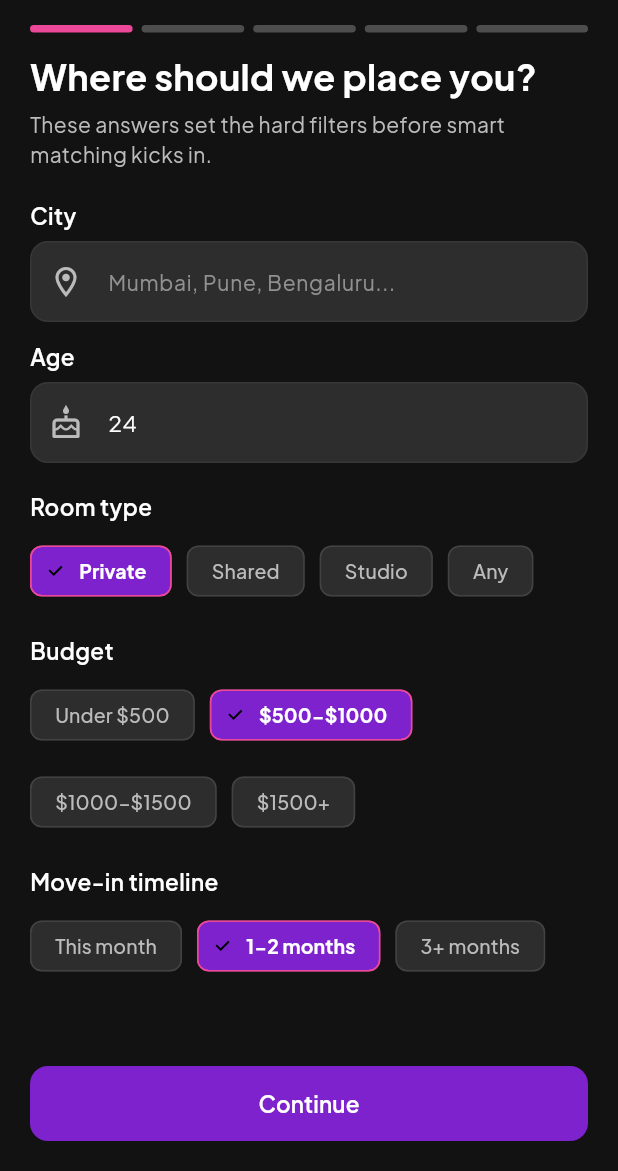
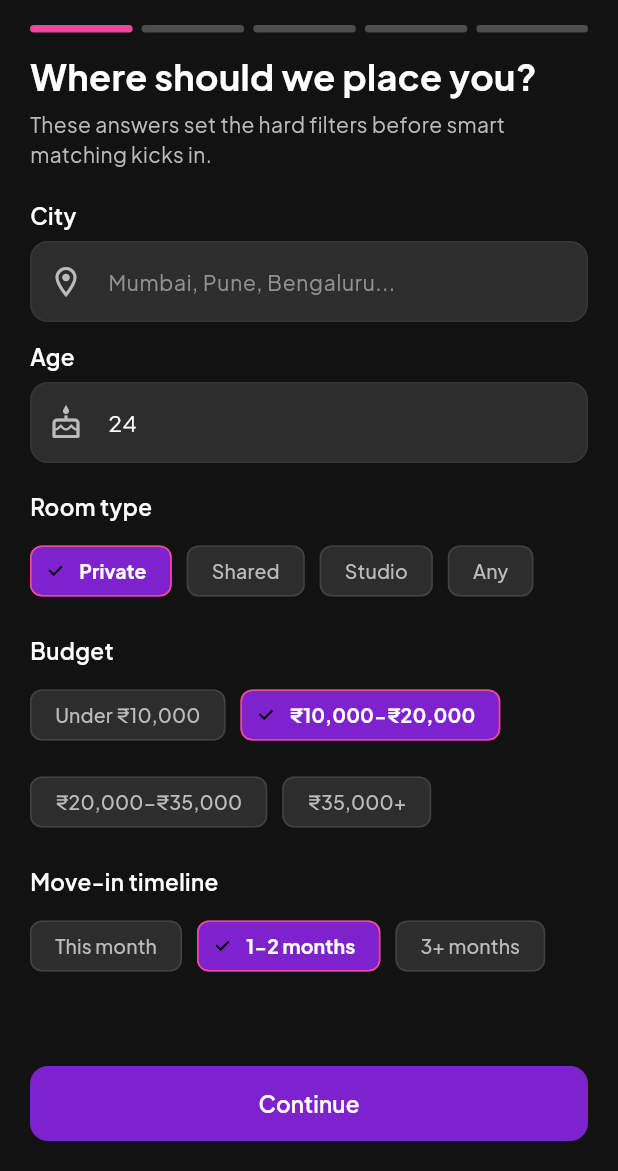
Before and after one commit to sivajeetsabdakar/Flinder, a Flutter app: the ProfileCompletionScreen screen opened by its route, on a phone screen of 412 x 824 dp, the part 65-1236 px from its top. Run offline on Flutter 3.47's test engine with Material 3 defaults, Android fonts, the light colour scheme and no system bars; our stand-ins replace cached_network_image, connectivity_plus, firebase_core, firebase_messaging, google_fonts, google_sign_in and 2 more; missing offline and left inert: google_sign_in_web; accounts and stored records are empty.

Commit message:
Use rupee budget labels

```diff
--- a/frontend/lib/models/profile_model.dart
+++ b/frontend/lib/models/profile_model.dart
@@ -160,7 +160,7 @@ class Budget {
     return Budget(
       min: json['min'] ?? 0,
       max: json['max'] ?? 0,
-      currency: json['currency'] ?? 'USD',
+      currency: json['currency'] ?? 'INR',
     );
   }
 
--- a/frontend/lib/models/user_profile.dart
+++ b/frontend/lib/models/user_profile.dart
@@ -60,7 +60,7 @@ class UserProfile {
       final budget = json['preferences']['critical']['budget'];
       final min = budget['min'];
       final max = budget['max'];
-      return '\$${min.toString()}-\$${max.toString()}';
+      return '₹${min.toString()}-₹${max.toString()}';
     }
     return json['budget'] ?? 'Flexible';
   }
--- a/frontend/lib/screens/profile/edit_profile_screen.dart
+++ b/frontend/lib/screens/profile/edit_profile_screen.dart
@@ -106,7 +106,7 @@ class _EditProfileScreenState extends State<EditProfileScreen> {
             ),
           ],
           location: Location(city: 'New York', neighborhood: 'Manhattan'),
-          budget: Budget(min: 1000, max: 2000, currency: 'USD'),
+          budget: Budget(min: 10000, max: 25000, currency: 'INR'),
           roomPreference: 'private',
           genderPreference: 'any_gender',
           moveInDate: 'flexible',
--- a/frontend/lib/screens/profile/profile_completion_screen.dart
+++ b/frontend/lib/screens/profile/profile_completion_screen.dart
@@ -25,7 +25,7 @@ class _ProfileCompletionScreenState extends State<ProfileCompletionScreen> {
   bool _isSaving = false;
 
   String _roomType = 'Private';
-  String _budgetRange = '\$500-\$1000';
+  String _budgetRange = '₹10,000-₹20,000';
   String _moveInTimeline = '1-2 months';
   String _schedule = 'Flexible';
   String _noiseLevel = 'Moderate';
@@ -385,10 +385,10 @@ class _ProfileCompletionScreenState extends State<ProfileCompletionScreen> {
           label: 'Budget',
           value: _budgetRange,
           options: const [
-            'Under \$500',
-            '\$500-\$1000',
-            '\$1000-\$1500',
-            '\$1500+',
+            'Under ₹10,000',
+            '₹10,000-₹20,000',
+            '₹20,000-₹35,000',
+            '₹35,000+',
           ],
           onChanged: (value) => setState(() => _budgetRange = value),
         ),
--- a/frontend/lib/services/profile_service.dart
+++ b/frontend/lib/services/profile_service.dart
@@ -199,7 +199,7 @@ class ProfileService {
         city: 'San Francisco',
         neighborhood: 'Mission District',
       ),
-      budget: Budget(min: 1000, max: 2000, currency: 'USD'),
+      budget: Budget(min: 10000, max: 25000, currency: 'INR'),
       roomPreference: 'private',
       genderPreference: 'any_gender',
       moveInDate: '2023-06-01',
--- a/frontend/lib/services/user_profile_service.dart
+++ b/frontend/lib/services/user_profile_service.dart
@@ -241,16 +241,16 @@ class UserProfileService {
   // Helper method to parse budget range string to min/max values
   static Map<String, double> _parseBudgetRange(String budgetRange) {
     switch (budgetRange) {
-      case 'Under \$500':
-        return {'min': 0, 'max': 500};
-      case '\$500-\$1000':
-        return {'min': 500, 'max': 1000};
-      case '\$1000-\$1500':
-        return {'min': 1000, 'max': 1500};
-      case '\$1500+':
-        return {'min': 1500, 'max': 3000};
+      case 'Under ₹10,000':
+        return {'min': 0, 'max': 10000};
+      case '₹10,000-₹20,000':
+        return {'min': 10000, 'max': 20000};
+      case '₹20,000-₹35,000':
+        return {'min': 20000, 'max': 35000};
+      case '₹35,000+':
+        return {'min': 35000, 'max': 75000};
       default:
-        return {'min': 0, 'max': 1000};
+        return {'min': 10000, 'max': 20000};
     }
   }
 
@@ -442,7 +442,7 @@ class UserProfileService {
         'budget': {
           'min': criticalPrefs['budget']['min'],
           'max': criticalPrefs['budget']['max'],
-          'currency': 'USD',
+          'currency': 'INR',
         },
         'roomPreference': criticalPrefs['roomType'],
         'genderPreference': criticalPrefs['genderPreference'],
```
